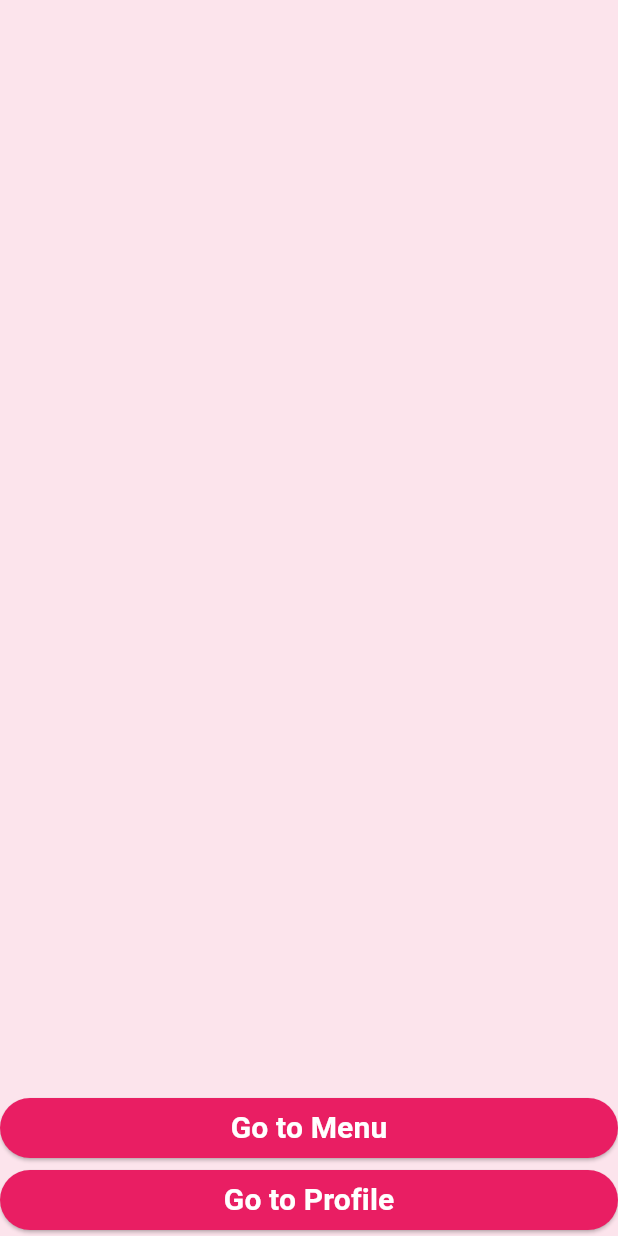
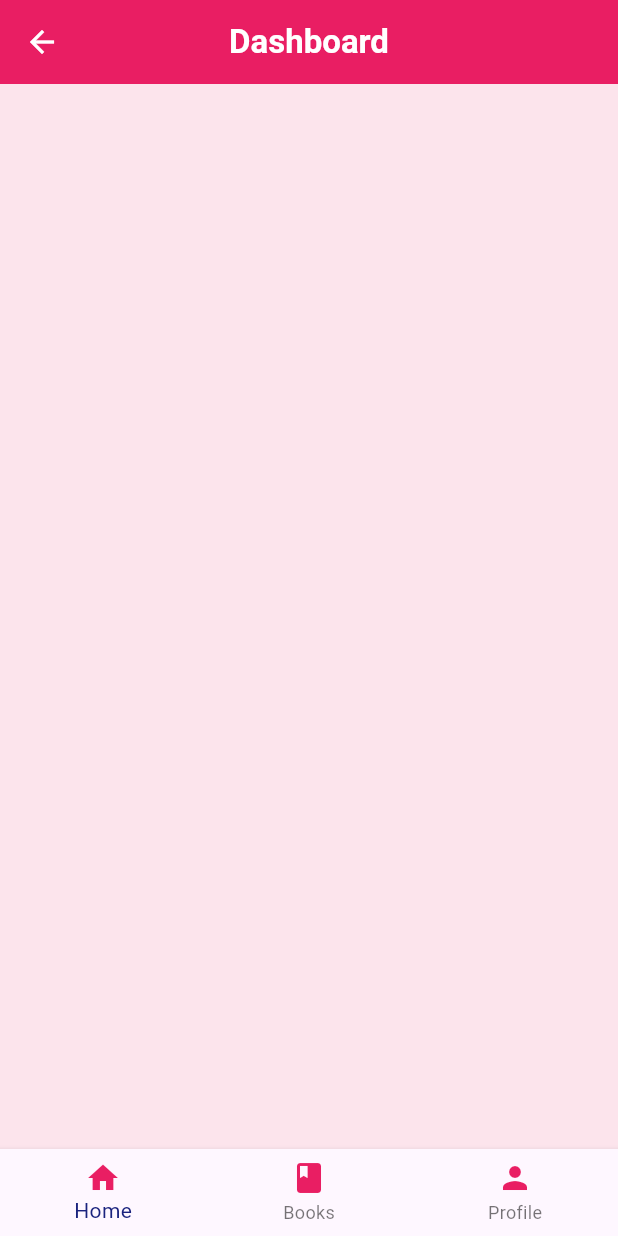
Before and after one commit to aileen717/front, a Flutter app: the Dashboard screen opened directly, on a phone screen of 412 x 824 dp. Run offline on Flutter 3.47's test engine with Material 3 defaults, Android fonts, the light colour scheme and no system bars; our stand-ins replace flutter_spinkit.

Commit message:
updated dashboardd

```diff
--- a/lib/pages/dashboard.dart
+++ b/lib/pages/dashboard.dart
@@ -12,49 +12,54 @@ class _DashboardState extends State<Dashboard> {
   Widget build(BuildContext context) {
     return Scaffold(
       backgroundColor: Colors.pink[50],
-      body: Container(
-        child: SafeArea(
-          child: Column(
-            mainAxisAlignment: MainAxisAlignment.end,
-            crossAxisAlignment: CrossAxisAlignment.stretch,
-            children: [
-              ElevatedButton(
-                onPressed: (){
-                  Navigator.pushNamed(context, '/menu');
-                },
-                child: Text('Go to Menu',
+      appBar: AppBar(
+        backgroundColor: Colors.pink,
+        foregroundColor: Colors.white,
+        title: Text("Dashboard",
           style: TextStyle(
             color: Colors.white,
             fontWeight: FontWeight.bold,
-                    fontSize: 20.0,
           ),
         ),
-                style: ButtonStyle(
-                  backgroundColor: WidgetStateProperty.all(
-                    Colors.pink,
+        centerTitle: true,
       ),
+      bottomNavigationBar: BottomNavigationBar(
+       elevation: 3.0,
+       onTap: (int val){
+         switch (val){
+           case 0:
+             Navigator.pushNamed(context, '/');
+                 break;
+           case 1:
+             Navigator.pushNamed(context, '/menu');
+             break;
+           case 2:
+             Navigator.pushNamed(context, '/profile');
+             break;
+         }
+       },
+        currentIndex: 0,
+        selectedItemColor: Colors.indigo[900],
+        items: [
+          BottomNavigationBarItem(
+              icon: Icon(Icons.home,
+                color: Colors.pink,
               ),
+              label: 'Home',
           ),
-              ElevatedButton(
-                onPressed: (){
-                  Navigator.pushNamed(context, '/profile');
-                },
-                child: Text("Go to Profile",
-                  style: TextStyle(
-                    color: Colors.white,
-                    fontWeight: FontWeight.bold,
-                    fontSize: 20.0,
+          BottomNavigationBarItem(
+            icon: Icon(Icons.book,
+              color: Colors.pink,
             ),
+            label: 'Books',
           ),
-                style: ButtonStyle(
-                  backgroundColor: WidgetStateProperty.all(
-                    Colors.pink,
+          BottomNavigationBarItem(
+            icon: Icon(Icons.person,
+              color: Colors.pink,
             ),
-                ),
+            label: 'Profile',
           ),
         ],
-          ),
-        ),
       ),
     );
   }
```
Lines whose indentation alone changed are shown as unchanged.
